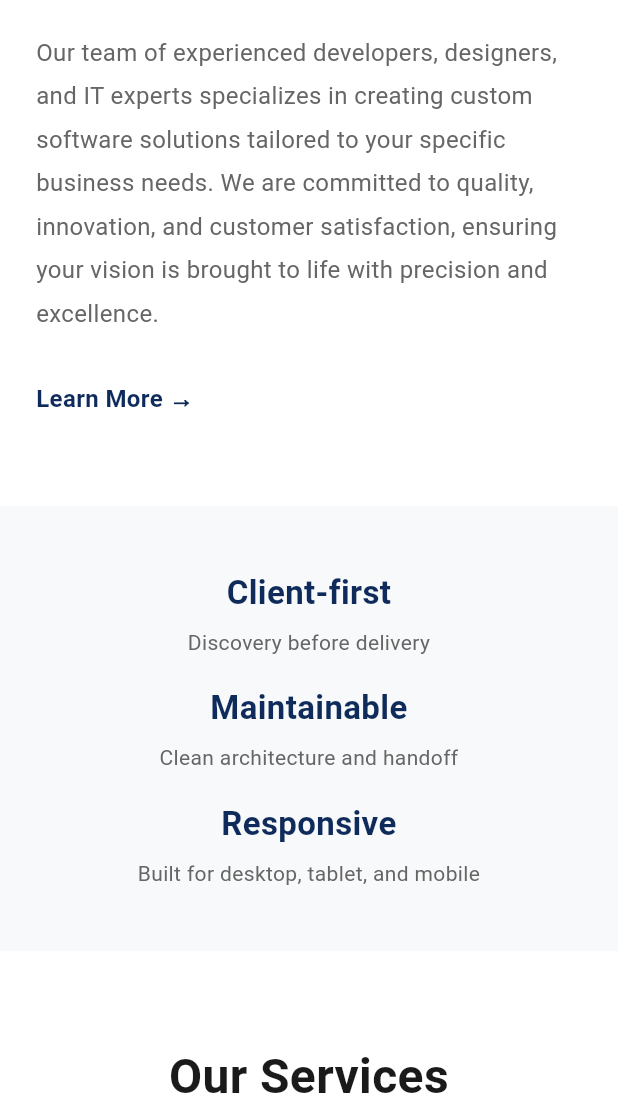
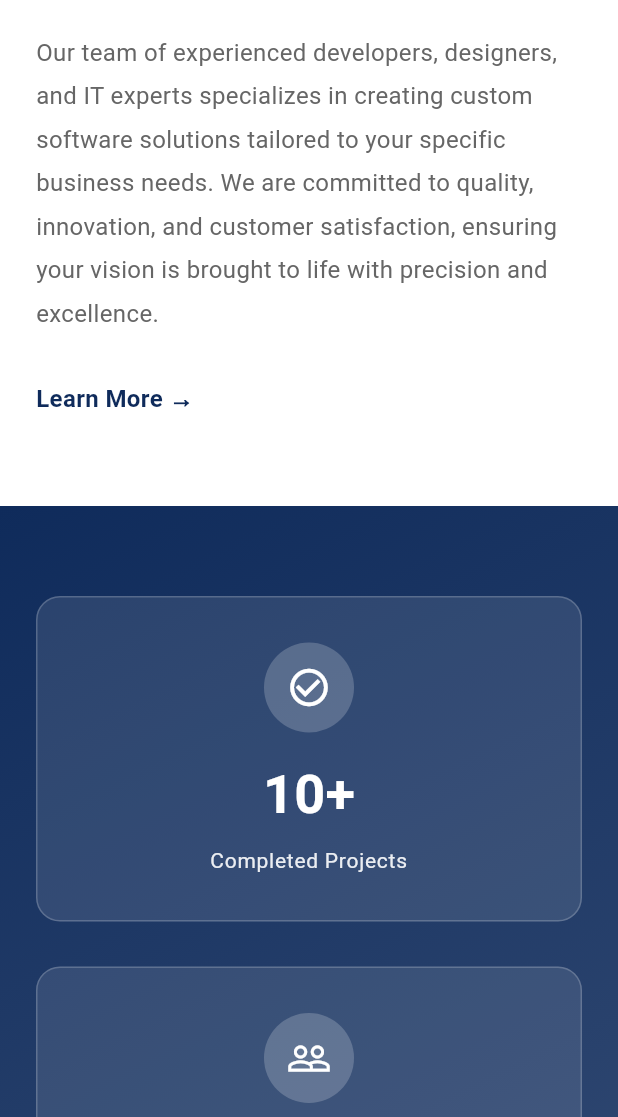
Before and after one commit to AbhishekPurbey02/Vertex-Bit, a Flutter app: the screen it shows after launch, scrolled down 1152 dp, on a phone screen of 412 x 824 dp, the part 119-1236 px from its top. Run offline on Flutter 3.47's test engine with Material 3 defaults, Android fonts, the light colour scheme and no system bars.

Commit message:
Update the homescreen

```diff
--- a/frontend/lib/screens/home_screen.dart
+++ b/frontend/lib/screens/home_screen.dart
@@ -2,6 +2,7 @@ import 'package:flutter/material.dart';
 import 'package:vertex_bit/widgets/about_section.dart';
 import 'package:vertex_bit/widgets/products_section.dart';
 import 'package:vertex_bit/widgets/services_section.dart';
+import 'package:vertex_bit/widgets/stats_section.dart';
 import 'package:vertex_bit/widgets/team_section.dart';
 import '../utils/constants.dart';
 import '../widgets/footer.dart';
@@ -79,10 +80,12 @@ class _HomeScreenState extends State<HomeScreen> {
                 children: [
                   const _HeroSection(),
                   AboutSection(key: _aboutKey),
+                  const StatsSection(),
                   const _TrustSection(),
                   ServicesSection(key: _servicesKey),
                   ProductsSection(key: _productsKey),
                   TeamSection(key: _teamKey),
+
                   const Footer(),
                 ],
               ),
```
